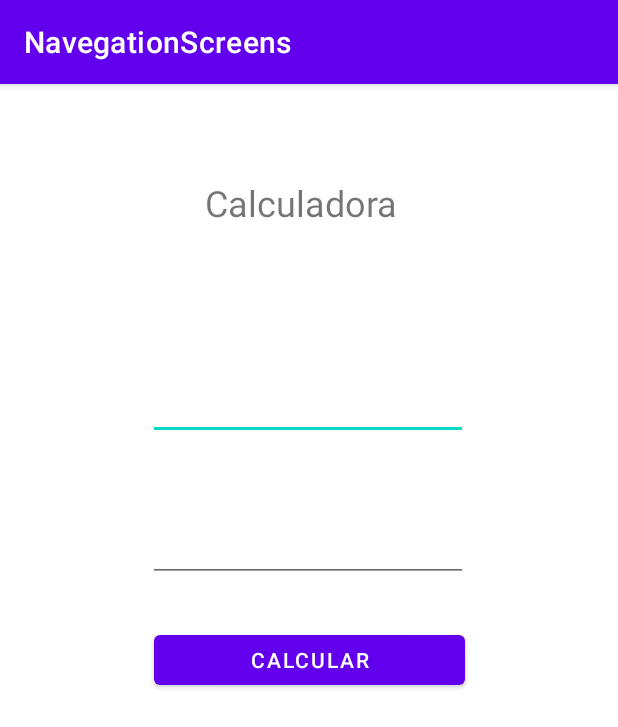
After one commit to EllenBecker/navegation-screens, an Android app: the fragment CalculatorFragment shown on its own in the app's theme, on a phone screen of 412 x 824 dp. The commit adds this screen. Shown: the top 727 px of the screen. Run offline under Robolectric (Android 15) with nearby library versions, the phone set to English and light mode, and no system bars.

Commit message:
Calculator

```diff
--- /dev/null
+++ b/app/src/main/res/layout/fragment_calculator.xml
@@ -0,0 +1,61 @@
+<?xml version="1.0" encoding="utf-8"?>
+<androidx.constraintlayout.widget.ConstraintLayout xmlns:android="http://schemas.android.com/apk/res/android"
+    xmlns:app="http://schemas.android.com/apk/res-auto"
+    xmlns:tools="http://schemas.android.com/tools"
+    android:id="@+id/frameLayout3"
+    android:layout_width="match_parent"
+    android:layout_height="match_parent"
+    tools:context=".CalculatorFragment">
+
+    <!-- TODO: Update blank fragment layout -->
+
+    <TextView
+        android:id="@+id/textView"
+        android:layout_width="137dp"
+        android:layout_height="44dp"
+        android:text="Calculadora"
+        android:textSize="24sp"
+        app:layout_constraintBottom_toBottomOf="parent"
+        app:layout_constraintEnd_toEndOf="parent"
+        app:layout_constraintHorizontal_bias="0.498"
+        app:layout_constraintStart_toStartOf="parent"
+        app:layout_constraintTop_toTopOf="parent"
+        app:layout_constraintVertical_bias="0.087" />
+
+    <EditText
+        android:id="@+id/editTextNumberDecimal"
+        android:layout_width="wrap_content"
+        android:layout_height="wrap_content"
+        android:ems="10"
+        android:inputType="numberDecimal"
+        app:layout_constraintBottom_toBottomOf="parent"
+        app:layout_constraintEnd_toEndOf="parent"
+        app:layout_constraintHorizontal_bias="0.497"
+        app:layout_constraintStart_toStartOf="parent"
+        app:layout_constraintTop_toTopOf="parent"
+        app:layout_constraintVertical_bias="0.266" />
+
+    <EditText
+        android:id="@+id/editTextNumberDecimal2"
+        android:layout_width="wrap_content"
+        android:layout_height="wrap_content"
+        android:ems="10"
+        android:inputType="numberDecimal"
+        app:layout_constraintBottom_toBottomOf="parent"
+        app:layout_constraintEnd_toEndOf="parent"
+        app:layout_constraintHorizontal_bias="0.497"
+        app:layout_constraintStart_toStartOf="parent"
+        app:layout_constraintTop_toTopOf="parent"
+        app:layout_constraintVertical_bias="0.397" />
+
+    <Button
+        android:id="@+id/button2"
+        android:layout_width="207dp"
+        android:layout_height="45dp"
+        android:text="Calcular"
+        app:layout_constraintBottom_toBottomOf="parent"
+        app:layout_constraintEnd_toEndOf="parent"
+        app:layout_constraintStart_toStartOf="parent"
+        app:layout_constraintTop_toTopOf="parent" />
+
+</androidx.constraintlayout.widget.ConstraintLayout>
```
Also changed, not shown: app/src/main/java/com/example/navegationscreens/CalculatorFragment.kt (added, +92 -0 lines), app/src/main/java/com/example/navegationscreens/CalculatorImcFragment.kt (added, +32 -0 lines), app/src/main/java/com/example/navegationscreens/DataFragment.kt (deleted, +0 -59 lines), app/src/main/res/layout/fragment_calculator_imc.xml (added, +14 -0 lines), app/src/main/res/layout/fragment_data.xml (deleted, +0 -25 lines), app/src/main/res/layout/fragment_principal.xml (+52 -4 lines).
